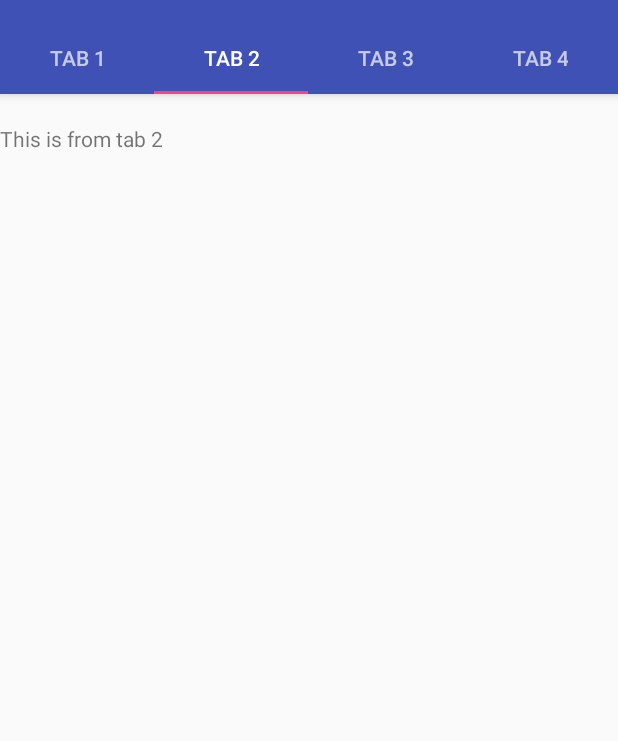
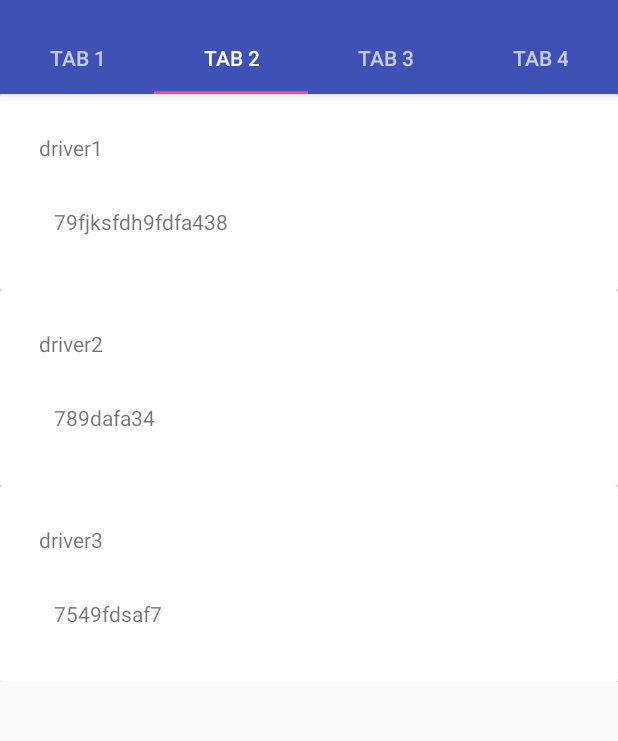
Before and after one commit to aniket0702/Businga, an Android app: the BusTrack screen opened directly, with no data from a screen before it, tab 2 chosen, on a phone screen of 412 x 824 dp, the part 74-815 px from its top. Run offline under Robolectric (Android 15) with nearby library versions, the phone set to English and light mode, and no system bars; network calls fail; 3 statements that could not run were skipped.

```diff
--- a/app/src/main/java/com/example/aniket/businga/BusTrack.java
+++ b/app/src/main/java/com/example/aniket/businga/BusTrack.java
@@ -18,6 +18,7 @@ public class BusTrack extends Fragment {
 
     private List<BusTrackItemDetails> details;
     private RecyclerView rv;
+    BusDetails bus;
 
     @Nullable
     @Override
@@ -26,23 +27,24 @@ public class BusTrack extends Fragment {
         View inflatedView = inflater.inflate(R.layout.fragment_bus_track, container, false);
         rv = (RecyclerView)inflatedView.findViewById(R.id.rv);
 
+        bus=new BusDetails(getContext());
         initializeData();
         initializeAdapter();
         return inflatedView;
     }
 
     private void initializeData(){
-        details = new ArrayList<>();
-        details.add(new BusTrackItemDetails("driver1", "79fjksfdh9fdfa438"));
-        details.add(new BusTrackItemDetails("driver2", "789dafa34"));
-        details.add(new BusTrackItemDetails("driver3", "7549fdsaf7"));
+        details =BusDetails.list;
+        /*details.add(new BusTrackItemDetails("driver1", "9414562357","RJ13 DR 5678",1));
+        details.add(new BusTrackItemDetails("driver2", "7894561230","RJ13 DR 5678",3));
+        details.add(new BusTrackItemDetails("driver3", "4512879630","RJ13 DR 5678",2));*/
     }
 
     private void initializeAdapter(){
         LinearLayoutManager llm = new LinearLayoutManager(getContext());
         rv.setLayoutManager(llm);
         rv.setHasFixedSize(true);
-        BusTrackRVAdapter adapter = new BusTrackRVAdapter(details);
+        BusTrackRVAdapter adapter = new BusTrackRVAdapter(details,getContext());
         rv.setAdapter(adapter);
     }
 
--- a/app/src/main/java/com/example/aniket/businga/BusTrackItemDetails.java
+++ b/app/src/main/java/com/example/aniket/businga/BusTrackItemDetails.java
@@ -1,12 +1,14 @@
 package com.example.aniket.businga;
 
 public class BusTrackItemDetails {
-    String driverName;
-    String busNumber;
+   String name,mobile,bus_no;
+    int bus_id;
 
-    public BusTrackItemDetails(String driverName, String busNumber) {
-        this.driverName = driverName;
-        this.busNumber = busNumber;
+    public BusTrackItemDetails(String name, String mobile, String bus_no, int bus_id) {
+        this.name = name;
+        this.mobile = mobile;
+        this.bus_no = bus_no;
+        this.bus_id = bus_id;
     }
 
 }
--- a/app/src/main/java/com/example/aniket/businga/BusTrackRVAdapter.java
+++ b/app/src/main/java/com/example/aniket/businga/BusTrackRVAdapter.java
@@ -1,12 +1,15 @@
 package com.example.aniket.businga;
 
+import android.content.Context;
 import android.support.v7.widget.CardView;
 import android.support.v7.widget.RecyclerView;
 import android.view.LayoutInflater;
 import android.view.View;
 import android.view.ViewGroup;
+import android.widget.Button;
 import android.widget.ImageView;
 import android.widget.TextView;
+import android.widget.Toast;
 
 import java.util.List;
 
@@ -14,22 +17,25 @@ public class BusTrackRVAdapter extends RecyclerView.Adapter<BusTrackRVAdapter.Pe
 
     public static class PersonViewHolder extends RecyclerView.ViewHolder {
 
-        CardView cv;
-        TextView driver_name;
-        TextView bus_number;
+        TextView name,mobile,bus_no,bus_id;
+        Button track;
 
         PersonViewHolder(View itemView) {
             super(itemView);
-            cv = (CardView)itemView.findViewById(R.id.cv);
-            driver_name = (TextView)itemView.findViewById(R.id.driver_name);
-            bus_number = (TextView)itemView.findViewById(R.id.bus_number);
+            name=itemView.findViewById(R.id.name);
+            mobile=itemView.findViewById(R.id.mobile);
+            bus_no=itemView.findViewById(R.id.bus_no);
+            bus_id=itemView.findViewById(R.id.bus_id);
+            track=itemView.findViewById(R.id.track);
         }
     }
 
     List<BusTrackItemDetails> details;
+    Context mctx;
 
-    BusTrackRVAdapter(List<BusTrackItemDetails> persons){
+    BusTrackRVAdapter(List<BusTrackItemDetails> persons,Context mctx){
         this.details = persons;
+        this.mctx=mctx;
     }
 
     @Override
@@ -46,8 +52,18 @@ public class BusTrackRVAdapter extends RecyclerView.Adapter<BusTrackRVAdapter.Pe
 
     @Override
     public void onBindViewHolder(PersonViewHolder personViewHolder, int i) {
-        personViewHolder.driver_name.setText(details.get(i).driverName);
-        personViewHolder.bus_number.setText(details.get(i).busNumber);
+        BusTrackItemDetails det=details.get(i);
+        personViewHolder.name.setText(det.name);
+        personViewHolder.mobile.setText(det.mobile);
+        personViewHolder.bus_no.setText(det.bus_no);
+        personViewHolder.bus_id.setText(String.valueOf(det.bus_id));
+
+        personViewHolder.track.setOnClickListener(new View.OnClickListener() {
+            @Override
+            public void onClick(View view) {
+                Toast.makeText(mctx,"Taking to maps...",Toast.LENGTH_SHORT).show();
+            }
+        });
     }
 
     @Override
--- a/app/src/main/java/com/example/aniket/businga/Notification.java
+++ b/app/src/main/java/com/example/aniket/businga/Notification.java
@@ -4,14 +4,43 @@ import android.os.Bundle;
 import android.support.annotation.NonNull;
 import android.support.annotation.Nullable;
 import android.support.v4.app.Fragment;
+import android.support.v7.widget.LinearLayoutManager;
+import android.support.v7.widget.RecyclerView;
 import android.view.LayoutInflater;
 import android.view.View;
 import android.view.ViewGroup;
 
+import java.util.ArrayList;
+import java.util.List;
+
 public class Notification extends Fragment {
+
+    private List<NotificationsItemDetails> details;
+    private RecyclerView rv;
+
     @Nullable
     @Override
     public View onCreateView(@NonNull LayoutInflater inflater, @Nullable ViewGroup container, @Nullable Bundle savedInstanceState) {
-        return inflater.inflate(R.layout.fragment_notifications, container, false);
+        View inflatedView =  inflater.inflate(R.layout.fragment_notifications, container, false);
+
+        rv = (RecyclerView)inflatedView.findViewById(R.id.rv_notifications);
+
+        initializeData();
+        initializeAdapter();
+        return inflatedView;
+
+    }
+    private void initializeData(){
+        details = new ArrayList<>();
+        details.add(new NotificationsItemDetails("driver1", "79fjksfdh9fdfa438"));
+        details.add(new NotificationsItemDetails("driver2", "789dafa34"));
+        details.add(new NotificationsItemDetails("driver3", "7549fdsaf7"));
+    }
+    private void initializeAdapter(){
+        LinearLayoutManager llm = new LinearLayoutManager(getContext());
+        rv.setLayoutManager(llm);
+        rv.setHasFixedSize(true);
+        NotificationRVAdapter adapter = new NotificationRVAdapter(details);
+        rv.setAdapter(adapter);
     }
 }
--- /dev/null
+++ b/app/src/main/java/com/example/aniket/businga/NotificationRVAdapter.java
@@ -0,0 +1,57 @@
+package com.example.aniket.businga;
+
+import android.support.v7.widget.CardView;
+import android.support.v7.widget.RecyclerView;
+import android.view.LayoutInflater;
+import android.view.View;
+import android.view.ViewGroup;
+import android.widget.ImageView;
+import android.widget.TextView;
+
+import java.util.List;
+
+public class NotificationRVAdapter extends RecyclerView.Adapter<NotificationRVAdapter.PersonViewHolder> {
+
+    public static class PersonViewHolder extends RecyclerView.ViewHolder {
+
+        CardView cv;
+        TextView header;
+        TextView body;
+
+        PersonViewHolder(View itemView) {
+            super(itemView);
+            cv = (CardView)itemView.findViewById(R.id.cv_notification);
+            header = (TextView)itemView.findViewById(R.id.notification_header);
+            body = (TextView)itemView.findViewById(R.id.notification_body);
+        }
+    }
+
+    List<NotificationsItemDetails> details;
+
+    NotificationRVAdapter(List<NotificationsItemDetails> persons){
+        this.details = persons;
+    }
+
+    @Override
+    public void onAttachedToRecyclerView(RecyclerView recyclerView) {
+        super.onAttachedToRecyclerView(recyclerView);
+    }
+
+    @Override
+    public PersonViewHolder onCreateViewHolder(ViewGroup viewGroup, int i) {
+        View v = LayoutInflater.from(viewGroup.getContext()).inflate(R.layout.notification_item_card, viewGroup, false);
+        PersonViewHolder pvh = new PersonViewHolder(v);
+        return pvh;
+    }
+
+    @Override
+    public void onBindViewHolder(PersonViewHolder personViewHolder, int i) {
+        personViewHolder.header.setText(details.get(i).header);
+        personViewHolder.body.setText(details.get(i).body);
+    }
+
+    @Override
+    public int getItemCount() {
+        return details.size();
+    }
+}
--- /dev/null
+++ b/app/src/main/java/com/example/aniket/businga/NotificationsItemDetails.java
@@ -0,0 +1,11 @@
+package com.example.aniket.businga;
+
+public class NotificationsItemDetails {
+    public String header;
+    public String body;
+
+    public NotificationsItemDetails(String header, String body) {
+        this.header = header;
+        this.body = body;
+    }
+}
--- a/app/src/main/res/layout/fragment_notifications.xml
+++ b/app/src/main/res/layout/fragment_notifications.xml
@@ -6,12 +6,12 @@
     android:layout_width="match_parent"
     android:layout_height="match_parent">
 
-    <TextView
-        android:id="@+id/textView2"
-        android:layout_width="wrap_content"
+    <android.support.v7.widget.RecyclerView
         android:layout_height="wrap_content"
-        android:layout_marginTop="20dp"
-        android:text="This is from tab 2"
-        app:layout_constraintTop_toTopOf="parent"
-        tools:layout_editor_absoluteX="229dp" />
+        android:layout_width="match_parent"
+        android:id="@+id/rv_notifications">
+
+    </android.support.v7.widget.RecyclerView>
+
+
 </android.support.constraint.ConstraintLayout>
--- /dev/null
+++ b/app/src/main/res/layout/notification_item_card.xml
@@ -0,0 +1,26 @@
+<?xml version="1.0" encoding="utf-8"?>
+<android.support.v7.widget.CardView
+    xmlns:android="http://schemas.android.com/apk/res/android"
+    android:layout_width="match_parent"
+    android:layout_height="wrap_content"
+    android:id="@+id/cv_notification">
+
+    <RelativeLayout
+        android:layout_width="match_parent"
+        android:layout_height="wrap_content"
+        android:padding="16dp">
+
+        <TextView
+            android:layout_width="match_parent"
+            android:layout_margin="10dp"
+            android:id="@+id/notification_header"
+            android:layout_height="wrap_content" />
+        <TextView
+            android:layout_width="match_parent"
+            android:id="@+id/notification_body"
+            android:layout_below="@+id/notification_header"
+            android:layout_margin="20dp"
+            android:layout_height="wrap_content" />
+    </RelativeLayout>
+
+</android.support.v7.widget.CardView>
```
Also changed, not shown: app/src/main/java/com/example/aniket/businga/SplashScreen.java (+68 -2 lines), app/src/main/res/layout/bus_track_item_card.xml (+25 -15 lines).
